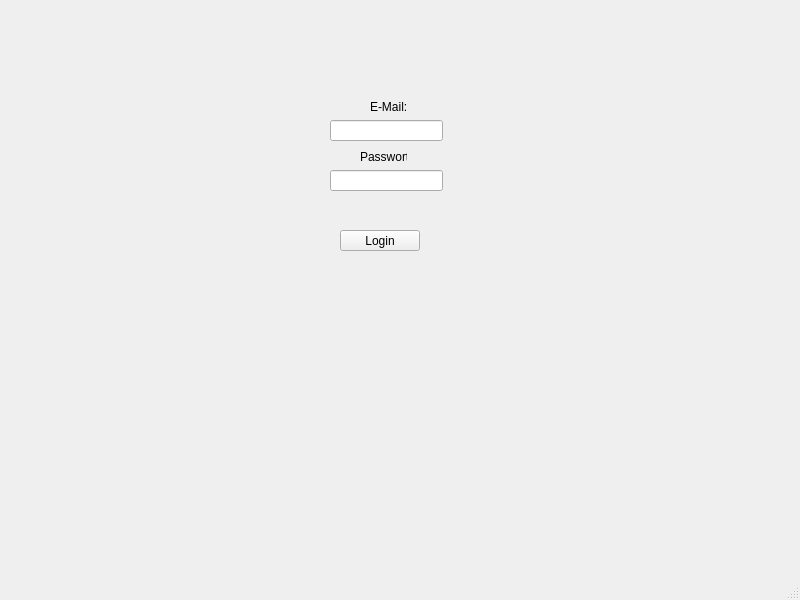
The window that qt_loginview.ui (RomanDietenmeier/Klassenliste_Implementierung) describes before a commit, drawn with Qt 5.
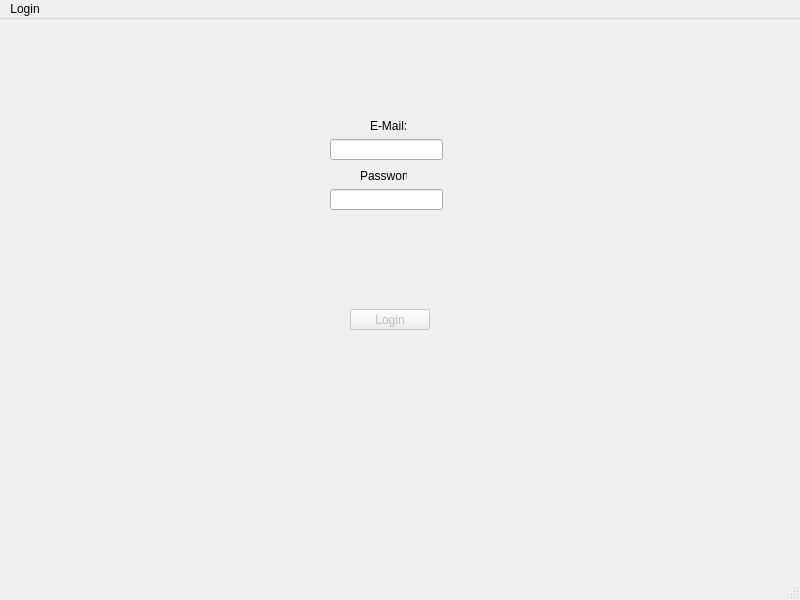
The same window after the commit.

Commit message: Login mit ProbeVariablen funktioniert

The edit to the form file:
```diff
--- a/qt_loginview.ui
+++ b/qt_loginview.ui
@@ -61,10 +61,13 @@
     </property>
    </widget>
    <widget class="QPushButton" name="loginbutton">
+    <property name="enabled">
+     <bool>false</bool>
+    </property>
     <property name="geometry">
      <rect>
-      <x>340</x>
-      <y>230</y>
+      <x>350</x>
+      <y>290</y>
       <width>80</width>
       <height>21</height>
      </rect>
@@ -83,6 +86,12 @@
      <height>20</height>
     </rect>
    </property>
+   <widget class="QMenu" name="menuLogin">
+    <property name="title">
+     <string>Login</string>
+    </property>
+   </widget>
+   <addaction name="menuLogin"/>
   </widget>
   <widget class="QStatusBar" name="statusbar"/>
  </widget>
```
Left out of the diff: 4 changed lines with no effect on the pictures. The commit also changes 4 other files.
